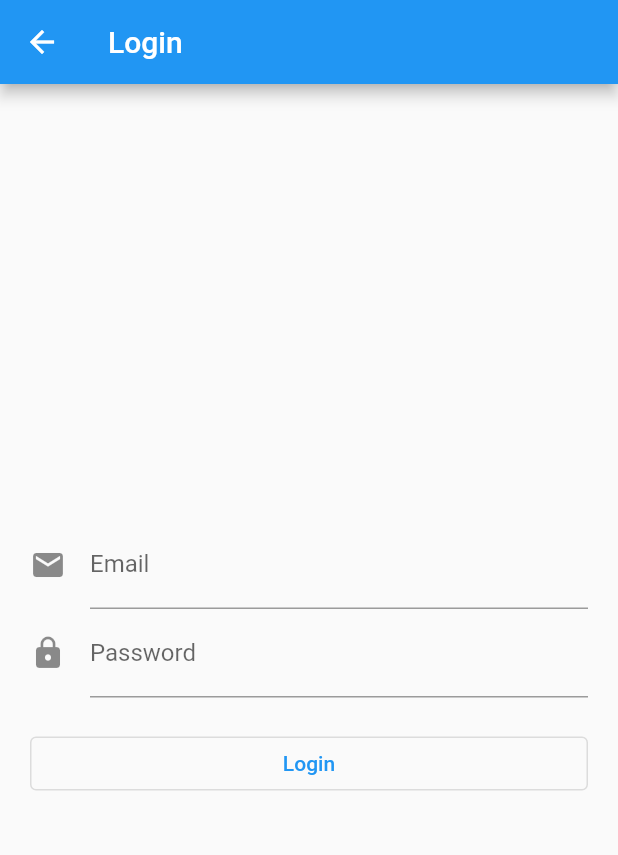
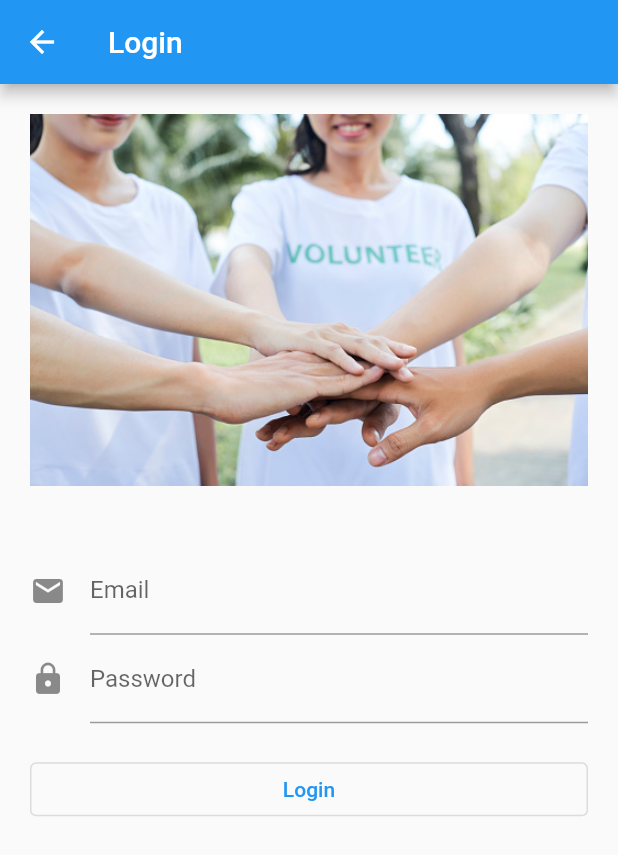
Before and after one commit to zeeshan-thedeveloper/Charity-Distribution-App-Block-chain-based-, a Flutter app: the screen it shows after launch, after a tap on "Login", on a phone screen of 412 x 824 dp. Shown: the top 855 px of the screen. Run offline on Flutter 3.47's test engine with Material 2 defaults, Android fonts, the phone set to English and light mode, and no system bars.

Commit message:
some changes in design

```diff
--- a/frontend/lib/screens/LoginScreen.dart
+++ b/frontend/lib/screens/LoginScreen.dart
@@ -13,6 +13,7 @@ class _LoginScreen extends State<LoginScreen> {
   @override
   Widget build(BuildContext context) {
     return Scaffold(
+        resizeToAvoidBottomInset: true,
         appBar: AppBar(
           title: Text("Login"),
           leading: IconButton(
@@ -22,12 +23,21 @@ class _LoginScreen extends State<LoginScreen> {
             icon: Icon(Icons.arrow_back),
           ),
         ),
-        body: Center(
+        body: SingleChildScrollView(
+          child: Center(
               child: Padding(
                   padding: EdgeInsets.all(20.0),
                   child: Column(
-                    mainAxisAlignment: MainAxisAlignment.center,
+                      mainAxisAlignment: MainAxisAlignment.spaceBetween,
                       children: [
+                        Image.asset("assets/register-cover.jpg",
+                            fit: BoxFit.cover),
+                        Column(
+                            mainAxisAlignment: MainAxisAlignment.spaceAround,
+                            children: [
+                              SizedBox(
+                                height: 40,
+                              ),
                               Row(children: [
                                 Expanded(
                                     child: TextFormField(
@@ -60,6 +70,8 @@ class _LoginScreen extends State<LoginScreen> {
                                       ))
                                     ],
                                   ))
-                    ]))));
+                            ]),
+                      ]))),
+        ));
   }
 }
--- a/frontend/pubspec.yaml
+++ b/frontend/pubspec.yaml
@@ -58,6 +58,9 @@ flutter:
   # To add assets to your application, add an assets section, like this:
   assets:
     - assets/charity-home-image.jfif
+    - assets/register-cover.jpg
+    - assets/register-cover-photo.jfif
+    - assets/user-cover.jfif
 
   # An image asset can refer to one or more resolution-specific "variants", see
   # https://flutter.dev/assets-and-images/#resolution-aware.
```
Also changed, not shown: frontend/lib/screens/OrganizationRegisterScreen.dart (+13 -5 lines), frontend/lib/screens/UserRegisterationScreen.dart (+19 -4 lines), frontend/assets/register-cover.jpg (added), 2 other files. Lines whose indentation alone changed are shown as unchanged.
